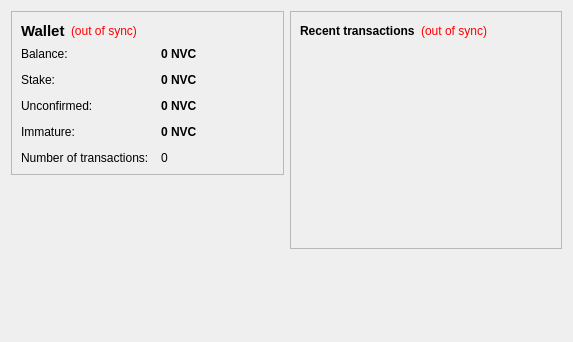
Old version of the form src/qt/forms/overviewpage.ui in the repository HashCoin/ElectricCoin.
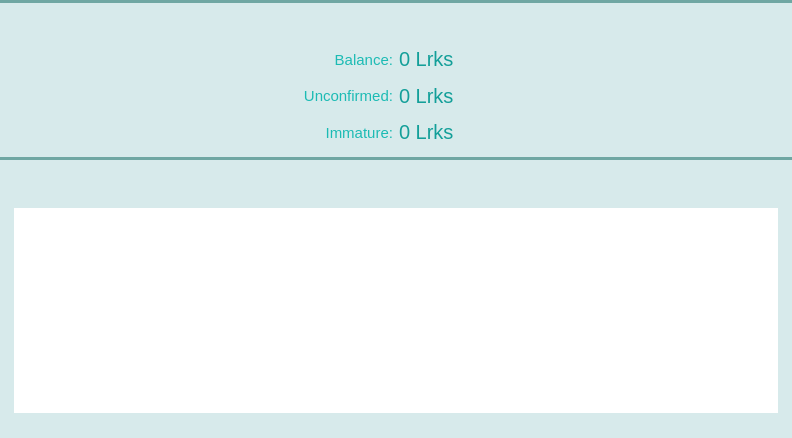
New version of the form. Icons and pictures are not drawn.

The edit to the form file:
```diff
--- a/src/qt/forms/overviewpage.ui
+++ b/src/qt/forms/overviewpage.ui
@@ -6,320 +6,799 @@
    <rect>
     <x>0</x>
     <y>0</y>
-    <width>573</width>
-    <height>342</height>
+    <width>792</width>
+    <height>438</height>
    </rect>
   </property>
+  <property name="palette">
+   <palette>
+    <active>
+     <colorrole role="Button">
+      <brush brushstyle="SolidPattern">
+       <color alpha="255">
+        <red>215</red>
+        <green>234</green>
+        <blue>235</blue>
+       </color>
+      </brush>
+     </colorrole>
+     <colorrole role="Base">
+      <brush brushstyle="SolidPattern">
+       <color alpha="255">
+        <red>215</red>
+        <green>234</green>
+        <blue>235</blue>
+       </color>
+      </brush>
+     </colorrole>
+     <colorrole role="Window">
+      <brush brushstyle="SolidPattern">
+       <color alpha="255">
+        <red>215</red>
+        <green>234</green>
+        <blue>235</blue>
+       </color>
+      </brush>
+     </colorrole>
+     <colorrole role="Highlight">
+      <brush brushstyle="SolidPattern">
+       <color alpha="255">
+        <red>235</red>
+        <green>235</green>
+        <blue>235</blue>
+       </color>
+      </brush>
+     </colorrole>
+     <colorrole role="HighlightedText">
+      <brush brushstyle="SolidPattern">
+       <color alpha="255">
+        <red>124</red>
+        <green>175</green>
+        <blue>172</blue>
+       </color>
+      </brush>
+     </colorrole>
+    </active>
+    <inactive>
+     <colorrole role="Button">
+      <brush brushstyle="SolidPattern">
+       <color alpha="255">
+        <red>215</red>
+        <green>234</green>
+        <blue>235</blue>
+       </color>
+      </brush>
+     </colorrole>
+     <colorrole role="Base">
+      <brush brushstyle="SolidPattern">
+       <color alpha="255">
+        <red>215</red>
+        <green>234</green>
+        <blue>235</blue>
+       </color>
+      </brush>
+     </colorrole>
+     <colorrole role="Window">
+      <brush brushstyle="SolidPattern">
+       <color alpha="255">
+        <red>215</red>
+        <green>234</green>
+        <blue>235</blue>
+       </color>
+      </brush>
+     </colorrole>
+     <colorrole role="Highlight">
+      <brush brushstyle="SolidPattern">
+       <color alpha="255">
+        <red>235</red>
+        <green>235</green>
+        <blue>235</blue>
+       </color>
+      </brush>
+     </colorrole>
+     <colorrole role="HighlightedText">
+      <brush brushstyle="SolidPattern">
+       <color alpha="255">
+        <red>124</red>
+        <green>175</green>
+        <blue>172</blue>
+       </color>
+      </brush>
+     </colorrole>
+    </inactive>
+    <disabled>
+     <colorrole role="Button">
+      <brush brushstyle="SolidPattern">
+       <color alpha="255">
+        <red>215</red>
+        <green>234</green>
+        <blue>235</blue>
+       </color>
+      </brush>
+     </colorrole>
+     <colorrole role="Base">
+      <brush brushstyle="SolidPattern">
+       <color alpha="255">
+        <red>215</red>
+        <green>234</green>
+        <blue>235</blue>
+       </color>
+      </brush>
+     </colorrole>
+     <colorrole role="Window">
+      <brush brushstyle="SolidPattern">
+       <color alpha="255">
+        <red>215</red>
+        <green>234</green>
+        <blue>235</blue>
+       </color>
+      </brush>
+     </colorrole>
+     <colorrole role="Highlight">
+      <brush brushstyle="SolidPattern">
+       <color alpha="255">
+        <red>240</red>
+        <green>240</green>
+        <blue>240</blue>
+       </color>
+      </brush>
+     </colorrole>
+     <colorrole role="HighlightedText">
+      <brush brushstyle="SolidPattern">
+       <color alpha="255">
+        <red>124</red>
+        <green>175</green>
+        <blue>172</blue>
+       </color>
+      </brush>
+     </colorrole>
+    </disabled>
+   </palette>
+  </property>
   <property name="windowTitle">
    <string>Form</string>
   </property>
-  <layout class="QHBoxLayout" name="horizontalLayout" stretch="1,1">
+  <layout class="QVBoxLayout" name="verticalLayout">
+   <property name="spacing">
+    <number>0</number>
+   </property>
+   <property name="margin">
+    <number>0</number>
+   </property>
    <item>
-    <layout class="QVBoxLayout" name="verticalLayout_2">
-     <item>
-      <widget class="QFrame" name="frame">
-       <property name="frameShape">
-        <enum>QFrame::StyledPanel</enum>
-       </property>
-       <property name="frameShadow">
-        <enum>QFrame::Raised</enum>
-       </property>
-       <layout class="QVBoxLayout" name="verticalLayout_4">
-        <item>
-         <layout class="QHBoxLayout" name="horizontalLayout_4">
-          <item>
-           <widget class="QLabel" name="label_5">
-            <property name="font">
-             <font>
-              <pointsize>11</pointsize>
-              <weight>75</weight>
-              <bold>true</bold>
-             </font>
-            </property>
-            <property name="text">
-             <string>Wallet</string>
-            </property>
-           </widget>
-          </item>
-          <item>
-           <widget class="QLabel" name="labelWalletStatus">
-            <property name="toolTip">
-             <string>The displayed information may be out of date. Your wallet automatically synchronizes with the HashCoin network after a connection is established, but this process has not completed yet.</string>
-            </property>
-            <property name="styleSheet">
-             <string notr="true">QLabel { color: red; }</string>
-            </property>
-            <property name="text">
-             <string notr="true">(out of sync)</string>
-            </property>
-            <property name="alignment">
-             <set>Qt::AlignLeading|Qt::AlignLeft|Qt::AlignVCenter</set>
-            </property>
-           </widget>
-          </item>
-          <item>
-           <spacer name="horizontalSpacer_2">
-            <property name="orientation">
-             <enum>Qt::Horizontal</enum>
-            </property>
-            <property name="sizeHint" stdset="0">
-             <size>
-              <width>40</width>
-              <height>20</height>
-             </size>
-            </property>
-           </spacer>
-          </item>
-         </layout>
-        </item>
-        <item>
-         <layout class="QFormLayout" name="formLayout_2">
-          <property name="fieldGrowthPolicy">
-           <enum>QFormLayout::AllNonFixedFieldsGrow</enum>
-          </property>
-          <property name="horizontalSpacing">
-           <number>12</number>
-          </property>
-          <property name="verticalSpacing">
-           <number>12</number>
-          </property>
-          <item row="0" column="0">
-           <widget class="QLabel" name="label">
-            <property name="text">
-             <string>Balance:</string>
-            </property>
-           </widget>
-          </item>
-          <item row="0" column="1">
-           <widget class="QLabel" name="labelBalance">
-            <property name="font">
-             <font>
-              <weight>75</weight>
-              <bold>true</bold>
-             </font>
-            </property>
-            <property name="cursor">
-             <cursorShape>IBeamCursor</cursorShape>
-            </property>
-            <property name="toolTip">
-             <string>Your current balance</string>
-            </property>
-            <property name="text">
-             <string notr="true">0 NVC</string>
-            </property>
-            <property name="textInteractionFlags">
-             <set>Qt::LinksAccessibleByMouse|Qt::TextSelectableByKeyboard|Qt::TextSelectableByMouse</set>
-            </property>
-           </widget>
-          </item>
-          <item row="1" column="0">
-           <widget class="QLabel" name="label_6">
-            <property name="text">
-             <string>Stake:</string>
-            </property>
-           </widget>
-          </item>
-          <item row="1" column="1">
-           <widget class="QLabel" name="labelStake">
-            <property name="font">
-             <font>
-              <weight>75</weight>
-              <bold>true</bold>
-             </font>
-            </property>
-            <property name="cursor">
-             <cursorShape>IBeamCursor</cursorShape>
-            </property>
-            <property name="toolTip">
-             <string>Total of coins that was staked, and do not yet count toward the current balance</string>
-            </property>
-            <property name="text">
-             <string notr="true">0 NVC</string>
-            </property>
-            <property name="textInteractionFlags">
-             <set>Qt::LinksAccessibleByMouse|Qt::TextSelectableByKeyboard|Qt::TextSelectableByMouse</set>
-            </property>
-           </widget>
-          </item>
-          <item row="2" column="0">
-           <widget class="QLabel" name="label_3">
-            <property name="text">
-             <string>Unconfirmed:</string>
-            </property>
-           </widget>
-          </item>
-          <item row="2" column="1">
-           <widget class="QLabel" name="labelUnconfirmed">
-            <property name="font">
-             <font>
-              <weight>75</weight>
-              <bold>true</bold>
-             </font>
-            </property>
-            <property name="cursor">
-             <cursorShape>IBeamCursor</cursorShape>
-            </property>
-            <property name="toolTip">
-             <string>Total of transactions that have yet to be confirmed, and do not yet count toward the current balance</string>
-            </property>
-            <property name="text">
-             <string notr="true">0 NVC</string>
-            </property>
-            <property name="textInteractionFlags">
-             <set>Qt::LinksAccessibleByMouse|Qt::TextSelectableByKeyboard|Qt::TextSelectableByMouse</set>
-            </property>
-           </widget>
-          </item>
-          <item row="3" column="0">
-           <widget class="QLabel" name="labelImmatureText">
-            <property name="text">
-             <string>Immature:</string>
-            </property>
-           </widget>
-          </item>
-          <item row="3" column="1">
-           <widget class="QLabel" name="labelImmature">
-            <property name="font">
-             <font>
-              <weight>75</weight>
-              <bold>true</bold>
-             </font>
-            </property>
-            <property name="toolTip">
-             <string>Mined balance that has not yet matured</string>
-            </property>
-            <property name="text">
-             <string notr="true">0 NVC</string>
-            </property>
-            <property name="textInteractionFlags">
-             <set>Qt::LinksAccessibleByMouse|Qt::TextSelectableByKeyboard|Qt::TextSelectableByMouse</set>
-            </property>
-           </widget>
-          </item>
-          <item row="4" column="0">
-           <widget class="QLabel" name="label_2">
-            <property name="text">
-             <string>Number of transactions:</string>
-            </property>
-           </widget>
-          </item>
-          <item row="4" column="1">
-           <widget class="QLabel" name="labelNumTransactions">
-            <property name="toolTip">
-             <string>Total number of transactions in wallet</string>
-            </property>
-            <property name="text">
-             <string notr="true">0</string>
-            </property>
-           </widget>
-          </item>
-         </layout>
-        </item>
-       </layout>
-      </widget>
-     </item>
-     <item>
-      <spacer name="verticalSpacer">
-       <property name="orientation">
-        <enum>Qt::Vertical</enum>
-       </property>
-       <property name="sizeHint" stdset="0">
-        <size>
-         <width>20</width>
-         <height>40</height>
-        </size>
-       </property>
-      </spacer>
-     </item>
-    </layout>
+    <widget class="QWidget" name="wStatus" native="true">
+     <property name="minimumSize">
+      <size>
+       <width>0</width>
+       <height>157</height>
+      </size>
+     </property>
+     <property name="maximumSize">
+      <size>
+       <width>16777215</width>
+       <height>157</height>
+      </size>
+     </property>
+     <layout class="QVBoxLayout" name="verticalLayout_4">
+      <property name="spacing">
+       <number>0</number>
+      </property>
+      <property name="margin">
+       <number>0</number>
+      </property>
+      <item>
+       <widget class="Line" name="line">
+        <property name="styleSheet">
+         <string notr="true">background-color: #6fa7a3;</string>
+        </property>
+        <property name="frameShadow">
+         <enum>QFrame::Raised</enum>
+        </property>
+        <property name="lineWidth">
+         <number>0</number>
+        </property>
+        <property name="orientation">
+         <enum>Qt::Horizontal</enum>
+        </property>
+       </widget>
+      </item>
+      <item>
+       <widget class="QWidget" name="wStateHeader" native="true">
+        <property name="minimumSize">
+         <size>
+          <width>0</width>
+          <height>32</height>
+         </size>
+        </property>
+        <property name="maximumSize">
+         <size>
+          <width>16777215</width>
+          <height>32</height>
+         </size>
+        </property>
+        <property name="sizeIncrement">
+         <size>
+          <width>0</width>
+          <height>0</height>
+         </size>
+        </property>
+        <property name="is_header" stdset="0">
+         <bool>true</bool>
+        </property>
+        <layout class="QHBoxLayout" name="horizontalLayout_5">
+         <property name="margin">
+          <number>0</number>
+         </property>
+         <item>
+          <spacer name="horizontalSpacer_6">
+           <property name="orientation">
+            <enum>Qt::Horizontal</enum>
+           </property>
+           <property name="sizeType">
+            <enum>QSizePolicy::Fixed</enum>
+           </property>
+           <property name="sizeHint" stdset="0">
+            <size>
+             <width>5</width>
+             <height>20</height>
+            </size>
+           </property>
+          </spacer>
+         </item>
+         <item>
+          <widget class="QLabel" name="label_4">
+           <property name="minimumSize">
+            <size>
+             <width>24</width>
+             <height>24</height>
+            </size>
+           </property>
+           <property name="maximumSize">
+            <size>
+             <width>24</width>
+             <height>24</height>
+            </size>
+           </property>
+           <property name="text">
+            <string/>
+           </property>
+           <property name="pixmap">
+            <pixmap resource="../res.qrc">:/res/state.png</pixmap>
+           </property>
+           <property name="alignment">
+            <set>Qt::AlignCenter</set>
+           </property>
+          </widget>
+         </item>
+         <item>
+          <widget class="QLabel" name="label_5">
+           <property name="font">
+            <font>
+             <pointsize>11</pointsize>
+             <stylestrategy>PreferAntialias</stylestrategy>
+            </font>
+           </property>
+           <property name="styleSheet">
+            <string notr="true">QLabel {
+	color: #d7eaeb;
+}</string>
+           </property>
+           <property name="text">
+            <string>Account status</string>
+           </property>
+          </widget>
+         </item>
+        </layout>
+       </widget>
+      </item>
+      <item>
+       <widget class="QWidget" name="wState" native="true">
+        <property name="sizePolicy">
+         <sizepolicy hsizetype="Preferred" vsizetype="Preferred">
+          <horstretch>0</horstretch>
+          <verstretch>0</verstretch>
+         </sizepolicy>
+        </property>
+        <property name="styleSheet">
+         <string notr="true">#wState {
+	background-color: #d7eaeb;
+}</string>
+        </property>
+        <layout class="QGridLayout" name="gridLayout">
+         <item row="2" column="2">
+          <layout class="QHBoxLayout" name="horizontalLayout_3">
+           <item>
+            <widget class="QLabel" name="labelImmature">
+             <property name="font">
+              <font>
+               <pointsize>15</pointsize>
+               <stylestrategy>PreferAntialias</stylestrategy>
+              </font>
+             </property>
+             <property name="styleSheet">
+              <string notr="true">color: #139f99;</string>
+             </property>
+             <property name="text">
+              <string>0 Lrks</string>
+             </property>
+             <property name="textInteractionFlags">
+              <set>Qt::TextSelectableByMouse</set>
+             </property>
+            </widget>
+           </item>
+           <item>
+            <widget class="QLabel" name="label_3">
+             <property name="text">
+              <string/>
+             </property>
+             <property name="pixmap">
+              <pixmap resource="../res.qrc">:/res/logo_small.png</pixmap>
+             </property>
+            </widget>
+           </item>
+           <item>
+            <spacer name="horizontalSpacer_4">
+             <property name="orientation">
+              <enum>Qt::Horizontal</enum>
+             </property>
+             <property name="sizeHint" stdset="0">
+              <size>
+               <width>40</width>
+               <height>20</height>
+              </size>
+             </property>
+            </spacer>
+           </item>
+          </layout>
+         </item>
+         <item row="1" column="2">
+          <layout class="QHBoxLayout" name="horizontalLayout_2">
+           <item>
+            <widget class="QLabel" name="labelUnconfirmed">
+             <property name="font">
+              <font>
+               <pointsize>15</pointsize>
+               <stylestrategy>PreferAntialias</stylestrategy>
+              </font>
+             </property>
+             <property name="styleSheet">
+              <string notr="true">color: #139f99;</string>
+             </property>
+             <property name="text">
+              <string>0 Lrks</string>
+             </property>
+             <property name="textInteractionFlags">
+              <set>Qt::TextSelectableByMouse</set>
+             </property>
+            </widget>
+           </item>
+           <item>
+            <widget class="QLabel" name="label_2">
+             <property name="text">
+              <string/>
+             </property>
+             <property name="pixmap">
+              <pixmap resource="../res.qrc">:/res/logo_small.png</pixmap>
+             </property>
+            </widget>
+           </item>
+           <item>
+            <spacer name="horizontalSpacer_3">
+             <property name="orientation">
+              <enum>Qt::Horizontal</enum>
+             </property>
+             <property name="sizeHint" stdset="0">
+              <size>
+               <width>40</width>
+               <height>20</height>
+              </size>
+             </property>
+            </spacer>
+           </item>
+          </layout>
+         </item>
+         <item row="0" column="2">
+          <layout class="QHBoxLayout" name="horizontalLayout">
+           <item>
+            <widget class="QLabel" name="labelBalance">
+             <property name="font">
+              <font>
+               <pointsize>15</pointsize>
+               <stylestrategy>PreferAntialias</stylestrategy>
+              </font>
+             </property>
+             <property name="styleSheet">
+              <string notr="true">color: #139f99;</string>
+             </property>
+             <property name="text">
+              <string>0 Lrks</string>
+             </property>
+             <property name="textInteractionFlags">
+              <set>Qt::TextSelectableByMouse</set>
+             </property>
+            </widget>
+           </item>
+           <item>
+            <widget class="QLabel" name="label">
+             <property name="text">
+              <string/>
+             </property>
+             <property name="pixmap">
+              <pixmap resource="../res.qrc">:/res/logo_small.png</pixmap>
+             </property>
+            </widget>
+           </item>
+           <item>
+            <spacer name="horizontalSpacer">
+             <property name="orientation">
+              <enum>Qt::Horizontal</enum>
+             </property>
+             <property name="sizeHint" stdset="0">
+              <size>
+               <width>40</width>
+               <height>20</height>
+              </size>
+             </property>
+            </spacer>
+           </item>
+          </layout>
+         </item>
+         <item row="0" column="1">
+          <layout class="QHBoxLayout" name="horizontalLayout_4">
+           <item>
+            <spacer name="horizontalSpacer_2">
+             <property name="orientation">
+              <enum>Qt::Horizontal</enum>
+             </property>
+             <property name="sizeHint" stdset="0">
+              <size>
+               <width>40</width>
+               <height>20</height>
+              </size>
+             </property>
+            </spacer>
+           </item>
+           <item>
+            <widget class="QLabel" name="label_6">
+             <property name="font">
+              <font>
+               <pointsize>11</pointsize>
+               <stylestrategy>PreferAntialias</stylestrategy>
+              </font>
+             </property>
+             <property name="styleSheet">
+              <string notr="true">QLabel {
+	margin-right: 0px;
+	margin-top: 0px;
+	margin-bottom: 0px;
+	color: #1cbbb4;
+}</string>
+             </property>
+             <property name="text">
+              <string>Balance:</string>
+             </property>
+             <property name="alignment">
+              <set>Qt::AlignRight|Qt::AlignTrailing|Qt::AlignVCenter</set>
+             </property>
+             <property name="margin">
+              <number>0</number>
+             </property>
+             <property name="textInteractionFlags">
+              <set>Qt::NoTextInteraction</set>
+             </property>
+            </widget>
+           </item>
+          </layout>
+         </item>
+         <item row="1" column="1">
+          <layout class="QHBoxLayout" name="horizontalLayout_9">
+           <item>
+            <spacer name="horizontalSpacer_5">
+             <property name="orientation">
+              <enum>Qt::Horizontal</enum>
+             </property>
+             <property name="sizeHint" stdset="0">
+              <size>
+               <width>40</width>
+               <height>20</height>
+              </size>
+             </property>
+            </spacer>
+           </item>
+           <item>
+            <widget class="QLabel" name="label_7">
+             <property name="font">
+              <font>
+               <pointsize>11</pointsize>
+               <stylestrategy>PreferAntialias</stylestrategy>
+              </font>
+             </property>
+             <property name="styleSheet">
+              <string notr="true">QLabel {
+	margin-right: 0px;
+	margin-top: 0px;
+	margin-bottom: 0px;
+	color: #1cbbb4;
+}</string>
+             </property>
+             <property name="text">
+              <string>Unconfirmed:</string>
+             </property>
+             <property name="alignment">
+              <set>Qt::AlignRight|Qt::AlignTrailing|Qt::AlignVCenter</set>
+             </property>
+             <property name="margin">
+              <number>0</number>
+             </property>
+             <property name="textInteractionFlags">
+              <set>Qt::NoTextInteraction</set>
+             </property>
+            </widget>
+           </item>
+          </layout>
+         </item>
+         <item row="2" column="1">
+          <layout class="QHBoxLayout" name="horizontalLayout_10">
+           <item>
+            <spacer name="horizontalSpacer_7">
+             <property name="orientation">
+              <enum>Qt::Horizontal</enum>
+             </property>
+             <property name="sizeHint" stdset="0">
+              <size>
+               <width>40</width>
+               <height>20</height>
+              </size>
+             </property>
+            </spacer>
+           </item>
+           <item>
+            <widget class="QLabel" name="label_8">
+             <property name="font">
+              <font>
+               <pointsize>11</pointsize>
+               <stylestrategy>PreferAntialias</stylestrategy>
+              </font>
+             </property>
+             <property name="styleSheet">
+              <string notr="true">QLabel {
+	margin-right: 0px;
+	margin-top: 0px;
+	margin-bottom: 0px;
+	color: #1cbbb4;
+}</string>
+             </property>
+             <property name="text">
+              <string>Immature:</string>
+             </property>
+             <property name="alignment">
+              <set>Qt::AlignRight|Qt::AlignTrailing|Qt::AlignVCenter</set>
+             </property>
+             <property name="margin">
+              <number>0</number>
+             </property>
+             <property name="textInteractionFlags">
+              <set>Qt::NoTextInteraction</set>
+             </property>
+            </widget>
+           </item>
+          </layout>
+         </item>
+        </layout>
+       </widget>
+      </item>
+     </layout>
+    </widget>
    </item>
    <item>
-    <layout class="QVBoxLayout" name="verticalLayout_3">
-     <item>
-      <widget class="QFrame" name="frame_2">
-       <property name="frameShape">
-        <enum>QFrame::StyledPanel</enum>
-       </property>
-       <property name="frameShadow">
-        <enum>QFrame::Raised</enum>
-       </property>
-       <layout class="QVBoxLayout" name="verticalLayout">
-        <item>
-         <layout class="QHBoxLayout" name="horizontalLayout_2">
-          <item>
-           <widget class="QLabel" name="label_4">
-            <property name="text">
-             <string>&lt;b&gt;Recent transactions&lt;/b&gt;</string>
-            </property>
-           </widget>
-          </item>
-          <item>
-           <widget class="QLabel" name="labelTransactionsStatus">
-            <property name="toolTip">
-             <string>The displayed information may be out of date. Your wallet automatically synchronizes with the HashCoin network after a connection is established, but this process has not completed yet.</string>
-            </property>
-            <property name="styleSheet">
-             <string notr="true">QLabel { color: red; }</string>
-            </property>
-            <property name="text">
-             <string notr="true">(out of sync)</string>
-            </property>
-            <property name="alignment">
-             <set>Qt::AlignRight|Qt::AlignTrailing|Qt::AlignVCenter</set>
-            </property>
-           </widget>
-          </item>
-          <item>
-           <spacer name="horizontalSpacer">
-            <property name="orientation">
-             <enum>Qt::Horizontal</enum>
-            </property>
-            <property name="sizeHint" stdset="0">
-             <size>
-              <width>40</width>
-              <height>20</height>
-             </size>
-            </property>
-           </spacer>
-          </item>
-         </layout>
-        </item>
-        <item>
-         <widget class="QListView" name="listTransactions">
-          <property name="styleSheet">
-           <string notr="true">QListView { background: transparent; }</string>
-          </property>
-          <property name="frameShape">
-           <enum>QFrame::NoFrame</enum>
-          </property>
-          <property name="verticalScrollBarPolicy">
-           <enum>Qt::ScrollBarAlwaysOff</enum>
-          </property>
-          <property name="horizontalScrollBarPolicy">
-           <enum>Qt::ScrollBarAlwaysOff</enum>
-          </property>
-          <property name="selectionMode">
-           <enum>QAbstractItemView::NoSelection</enum>
-          </property>
-         </widget>
-        </item>
-       </layout>
-      </widget>
-     </item>
-     <item>
-      <spacer name="verticalSpacer_2">
-       <property name="orientation">
-        <enum>Qt::Vertical</enum>
-       </property>
-       <property name="sizeHint" stdset="0">
-        <size>
-         <width>20</width>
-         <height>40</height>
-        </size>
-       </property>
-      </spacer>
-     </item>
-    </layout>
+    <widget class="QWidget" name="wLastTransactions" native="true">
+     <property name="minimumSize">
+      <size>
+       <width>0</width>
+       <height>257</height>
+      </size>
+     </property>
+     <layout class="QVBoxLayout" name="verticalLayout_5">
+      <property name="spacing">
+       <number>0</number>
+      </property>
+      <property name="margin">
+       <number>0</number>
+      </property>
+      <item>
+       <widget class="Line" name="line_2">
+        <property name="styleSheet">
+         <string notr="true">background-color: #6fa7a3;</string>
+        </property>
+        <property name="lineWidth">
+         <number>0</number>
+        </property>
+        <property name="orientation">
+         <enum>Qt::Horizontal</enum>
+        </property>
+       </widget>
+      </item>
+      <item>
+       <widget class="QWidget" name="wLastTransactionsHeader" native="true">
+        <property name="minimumSize">
+         <size>
+          <width>0</width>
+          <height>32</height>
+         </size>
+        </property>
+        <property name="maximumSize">
+         <size>
+          <width>16777215</width>
+          <height>32</height>
+         </size>
+        </property>
+        <property name="is_header" stdset="0">
+         <bool>true</bool>
+        </property>
+        <layout class="QHBoxLayout" name="horizontalLayout_7">
+         <property name="margin">
+          <number>0</number>
+         </property>
+         <item>
+          <spacer name="horizontalSpacer_9">
+           <property name="orientation">
+            <enum>Qt::Horizontal</enum>
+           </property>
+           <property name="sizeType">
+            <enum>QSizePolicy::Fixed</enum>
+           </property>
+           <property name="sizeHint" stdset="0">
+            <size>
+             <width>5</width>
+             <height>20</height>
+            </size>
+           </property>
+          </spacer>
+         </item>
+         <item>
+          <widget class="QLabel" name="label_18">
+           <property name="sizePolicy">
+            <sizepolicy hsizetype="Fixed" vsizetype="Fixed">
+             <horstretch>0</horstretch>
+             <verstretch>0</verstretch>
+            </sizepolicy>
+           </property>
+           <property name="minimumSize">
+            <size>
+             <width>25</width>
+             <height>25</height>
+            </size>
+           </property>
+           <property name="maximumSize">
+            <size>
+             <width>25</width>
+             <height>25</height>
+            </size>
+           </property>
+           <property name="text">
+            <string notr="true"/>
+           </property>
+           <property name="pixmap">
+            <pixmap resource="../res.qrc">:/res/last_transactions.png</pixmap>
+           </property>
+          </widget>
+         </item>
+         <item>
+          <widget class="QLabel" name="label_19">
+           <property name="font">
+            <font>
+             <pointsize>11</pointsize>
+             <stylestrategy>PreferAntialias</stylestrategy>
+            </font>
+           </property>
+           <property name="styleSheet">
+            <string notr="true">QLabel {
+	color: #d7eaeb;
+}</string>
+           </property>
+           <property name="text">
+            <string>Last transactions</string>
+           </property>
+          </widget>
+         </item>
+        </layout>
+       </widget>
+      </item>
+      <item>
+       <widget class="QWidget" name="wLastTransactionsContainer" native="true">
+        <property name="styleSheet">
+         <string notr="true">#wLastTransactionsContainer {
+	background-color: #d7eaeb;
+}</string>
+        </property>
+        <layout class="QHBoxLayout" name="horizontalLayout_8">
+         <property name="leftMargin">
+          <number>14</number>
+         </property>
+         <property name="topMargin">
+          <number>16</number>
+         </property>
+         <property name="rightMargin">
+          <number>14</number>
+         </property>
+         <property name="bottomMargin">
+          <number>25</number>
+         </property>
+         <item>
+          <widget class="QTableView" name="tableLastTransactionView">
+           <property name="styleSheet">
+            <string notr="true"> QScrollBar:vertical {
+     border: 0px solid grey;
+     background: white;
+     width: 9px;
+     margin: 0px 0px 0 0px;
+ }
+ QScrollBar::handle:vertical {
+     background: #90bfbc;
+     min-width: 20px;
+ }
+
+QHeaderView {
+	background-color: #d7eaeb;
+	font-size: 10;
+	text-align:left;
+}
+QHeaderView::section {
+    background-color: #d7eaeb;
+    color: #1cbbb4;
+    padding-left: 5px;
+    border: 0px solid #6c6c6c;
+	text-align:left;
+}
+
+/* style the sort indicator */
+QHeaderView::down-arrow {
+    image: url(down_arrow.png);
+}
+
+QHeaderView::up-arrow {
+    image: url(up_arrow.png);
+}
+
+QTableView {
+	selection-background-color: #ebebeb;
+	selection-color: rgb(124, 175, 172);
+}</string>
+           </property>
+           <property name="frameShape">
+            <enum>QFrame::NoFrame</enum>
+           </property>
+           <property name="horizontalScrollBarPolicy">
+            <enum>Qt::ScrollBarAlwaysOff</enum>
+           </property>
+           <property name="editTriggers">
+            <set>QAbstractItemView::NoEditTriggers</set>
+           </property>
+           <property name="selectionMode">
+            <enum>QAbstractItemView::SingleSelection</enum>
+           </property>
+           <property name="selectionBehavior">
+            <enum>QAbstractItemView::SelectRows</enum>
+           </property>
+           <property name="showGrid">
+            <bool>false</bool>
+           </property>
+           <attribute name="verticalHeaderVisible">
+            <bool>false</bool>
+           </attribute>
+           <attribute name="verticalHeaderDefaultSectionSize">
+            <number>20</number>
+           </attribute>
+           <attribute name="verticalHeaderMinimumSectionSize">
+            <number>20</number>
+           </attribute>
+          </widget>
+         </item>
+        </layout>
+       </widget>
+      </item>
+     </layout>
+    </widget>
    </item>
   </layout>
  </widget>
```
Left out of the diff: 4 changed lines with no effect on the pictures.
